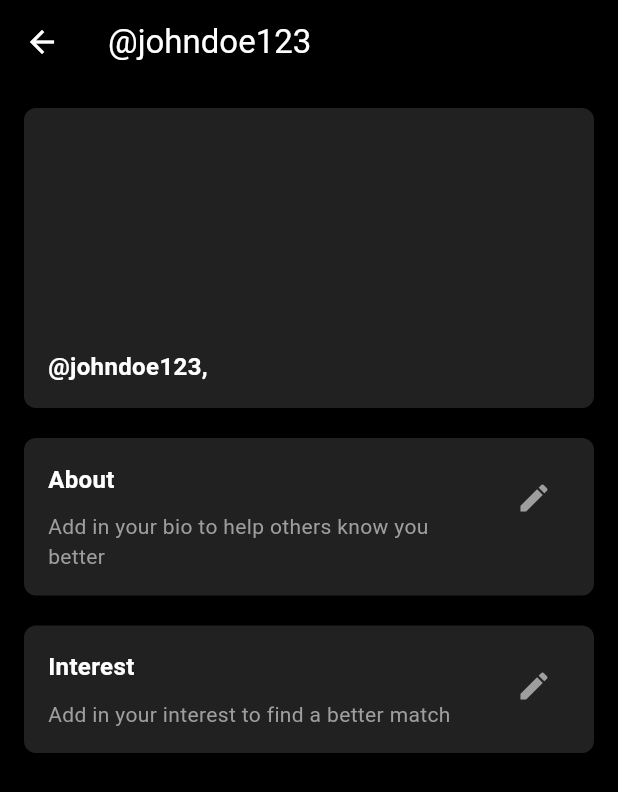
After one commit to thethninphyu/youapp, a Flutter app: the EditProfile screen opened directly, on a phone screen of 412 x 824 dp. The commit adds this screen. Shown: the top 792 px of the screen. Run offline on Flutter 3.47's test engine with Material 3 defaults, Android fonts, the phone set to English and light mode, and no system bars; our stand-ins replace bloc, dio, flutter_bloc, flutter_easyloading, flutter_modular, logger; Roboto replaces fonts that are missing (Gilroy).

Commit message:
[profile]

```diff
--- a/lib/auth/register/register.dart
+++ b/lib/auth/register/register.dart
@@ -1,8 +1,8 @@
 import 'package:flutter/gestures.dart';
 import 'package:flutter/material.dart';
 import 'package:flutter_bloc/flutter_bloc.dart';
+import 'package:youapp/edit/edit_profile.dart';
 import 'package:youapp/enum/status.dart';
-import 'package:youapp/model/authrequest_model.dart';
 import 'package:youapp/register/auth_bloc.dart';
 import 'package:youapp/response/authresponse.dart';
 import 'package:youapp/profile/user_profile.dart';
@@ -199,8 +199,6 @@ class RegisterWidgetState extends State<RegisterWidget> {
                     style: TextStyle(color: Colors.white, fontSize: 16),
                   ),
                   onPressed: () {
-                    Navigator.of(context).push(MaterialPageRoute(
-                        builder: (context) => const UserProfile()));
                     // context.read<AuthBloc>().add(RegisterEvent(
                     //     authRequestModel: AuthRequestModel(
                     //         name: _nameController.text.toString(),
--- /dev/null
+++ b/lib/edit/edit_profile.dart
@@ -0,0 +1,190 @@
+import 'package:flutter/material.dart';
+
+class EditProfile extends StatefulWidget {
+  const EditProfile({super.key});
+
+  @override
+  State<EditProfile> createState() => _EditProfileState();
+}
+
+class _EditProfileState extends State<EditProfile> {
+  bool show = false;
+
+  @override
+  Widget build(BuildContext context) {
+    return Scaffold(
+      backgroundColor: Colors.black,
+      appBar: AppBar(
+        backgroundColor: Colors.black,
+        elevation: 0,
+        leading: IconButton(
+          icon: const Icon(Icons.arrow_back, color: Colors.white),
+          onPressed: () {
+            // Handle back button action
+          },
+        ),
+        title: const Text(
+          '@johndoe123',
+          style: TextStyle(color: Colors.white),
+        ),
+      ),
+      body: Padding(
+        padding: const EdgeInsets.all(16.0),
+        child: Column(
+          children: [
+            Stack(
+              children: [
+                Container(
+                  height: 200,
+                  decoration: BoxDecoration(
+                    color: Colors.grey[900],
+                    borderRadius: BorderRadius.circular(8),
+                  ),
+                ),
+                const Positioned(
+                  left: 16,
+                  bottom: 16,
+                  child: Text(
+                    '@johndoe123,',
+                    style: TextStyle(
+                      color: Colors.white,
+                      fontSize: 16,
+                      fontWeight: FontWeight.bold,
+                    ),
+                  ),
+                ),
+              ],
+            ),
+            const SizedBox(height: 20),
+            InkWell(
+                onTap: () {
+                  setState(() {
+                    show = true;
+                  });
+                },
+                child: !show
+                    ? buildInfoCard('About',
+                        'Add in your bio to help others know you better')
+                    : editAboutUserForm()),
+            const SizedBox(height: 20),
+            buildInfoCard(
+                'Interest', 'Add in your interest to find a better match'),
+          ],
+        ),
+      ),
+    );
+  }
+
+  Widget buildInfoCard(String title, String description) {
+    return Container(
+      padding: const EdgeInsets.all(16.0),
+      decoration: BoxDecoration(
+        color: Colors.grey[900],
+        borderRadius: BorderRadius.circular(8),
+      ),
+      child: Row(
+        crossAxisAlignment: CrossAxisAlignment.start,
+        children: [
+          Expanded(
+            child: Column(
+              crossAxisAlignment: CrossAxisAlignment.start,
+              children: [
+                Text(
+                  title,
+                  style: const TextStyle(
+                      color: Colors.white,
+                      fontSize: 16,
+                      fontWeight: FontWeight.bold),
+                ),
+                const SizedBox(height: 10),
+                Text(
+                  description,
+                  style: const TextStyle(color: Colors.grey, fontSize: 14),
+                ),
+              ],
+            ),
+          ),
+          const SizedBox(width: 10),
+          IconButton(
+            onPressed: () {
+              // Handle edit action
+            },
+            icon: const Icon(Icons.edit, color: Colors.grey),
+          ),
+        ],
+      ),
+    );
+  }
+
+  editAboutUserForm() {
+    SizedBox(
+      height: 100,
+      child: Column(
+        children: [
+          Row(
+            children: [
+              Container(
+                width: 50,
+                height: 50,
+                decoration: BoxDecoration(
+                  color: Colors.grey[800],
+                  borderRadius: BorderRadius.circular(8),
+                ),
+                child: const Icon(Icons.add, color: Colors.white),
+              ),
+              const SizedBox(width: 10),
+              const Text(
+                'Add image',
+                style: TextStyle(color: Colors.white),
+              ),
+            ],
+          ),
+          const SizedBox(height: 20),
+          buildTextField('Display name:', 'Enter name'),
+          buildTextField('Gender:', 'Select Gender'),
+          buildTextField('Birthday:', 'DD MM YYYY'),
+          buildTextField('Horoscope:', '--'),
+          buildTextField('Zodiac:', '--'),
+          buildTextField('Height:', 'Add height'),
+          buildTextField('Weight:', 'Add weight'),
+        ],
+      ),
+    );
+  }
+}
+
+Widget buildTextField(String label, String placeholder) {
+  return Padding(
+    padding: const EdgeInsets.only(bottom: 20),
+    child: Column(
+      crossAxisAlignment: CrossAxisAlignment.start,
+      children: [
+        Text(
+          label,
+          style: const TextStyle(color: Colors.grey, fontSize: 14),
+        ),
+        const SizedBox(height: 5),
+        TextField(
+          decoration: InputDecoration(
+            hintText: placeholder,
+            hintStyle: const TextStyle(color: Colors.grey),
+            filled: true,
+            fillColor: Colors.grey[800],
+            border: OutlineInputBorder(
+              borderRadius: BorderRadius.circular(8),
+              borderSide: BorderSide.none,
+            ),
+          ),
+          style: const TextStyle(color: Colors.white),
+        ),
+      ],
+    ),
+  );
+}
+
+void main() {
+  runApp(const MaterialApp(
+    debugShowCheckedModeBanner: false,
+    home: EditProfile(),
+  ));
+}
--- a/lib/pages/splash_screen.dart
+++ b/lib/pages/splash_screen.dart
@@ -1,4 +1,5 @@
 import 'package:flutter/material.dart';
+import 'package:youapp/auth/login/login.dart';
 import 'package:youapp/auth/register/register.dart';
 import 'package:youapp/util/app_color.dart';
 import 'package:youapp/util/app_logger.dart';
@@ -22,7 +23,7 @@ class _SplashScreenState extends State<SplashScreen> {
 
   getDataFromSharedPreference() async {
     Navigator.of(context)
-        .push(MaterialPageRoute(builder: (context) => const RegisterWidget()));
+        .push(MaterialPageRoute(builder: (context) => const LoginWidget()));
     // if (userId != null) {
     //   // AppRouter.changeRoute<HomeModule>(HomeRoutes.root, isReplaceAll: true);
     // } else {
--- a/lib/profile/user_profile.dart
+++ b/lib/profile/user_profile.dart
@@ -1,4 +1,5 @@
 import 'package:flutter/material.dart';
+import 'package:youapp/edit/edit_profile.dart';
 import 'package:youapp/util/app_color.dart';
 import 'package:youapp/widgets/background.dart';
 
@@ -51,7 +52,7 @@ class UserProfile extends StatelessWidget {
             ),
             const SizedBox(height: 20),
             buildTextField('Display name:', 'Enter name'),
-            buildDropdownField('Gender:', 'Select Gender'),
+            buildDropdownField('Gender:', 'Select Gender', context),
             buildTextField('Birthday:', 'DD MM YYYY'),
             buildTextField('Horoscope:', '--'),
             buildTextField('Zodiac:', '--'),
@@ -96,7 +97,7 @@ class UserProfile extends StatelessWidget {
     );
   }
 
-  Widget buildDropdownField(String label, String hint) {
+  Widget buildDropdownField(String label, String hint, BuildContext context) {
     return Padding(
       padding: const EdgeInsets.symmetric(vertical: 8.0),
       child: Row(
```
